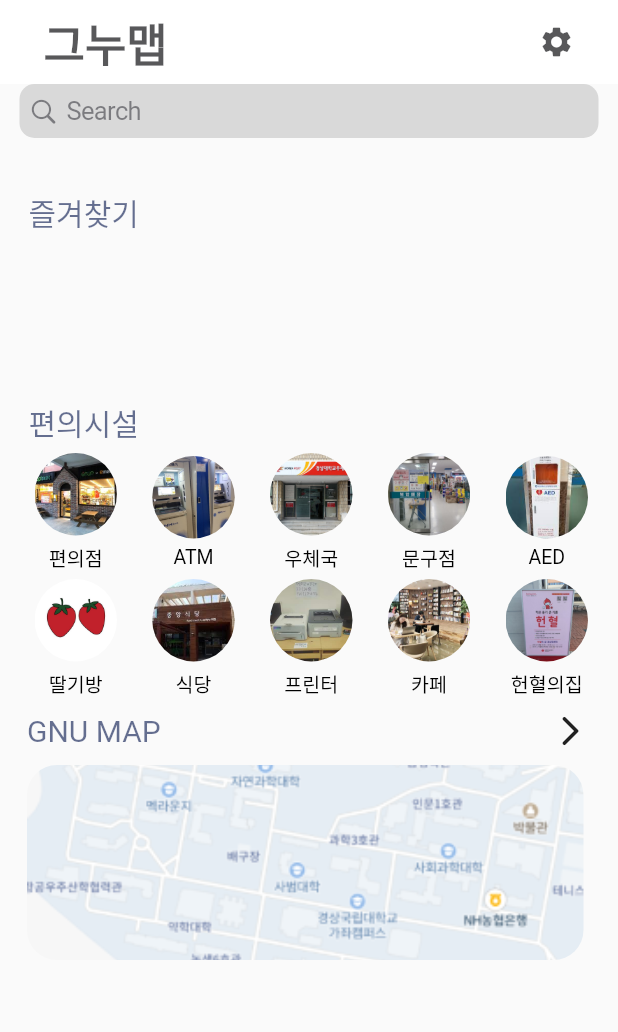
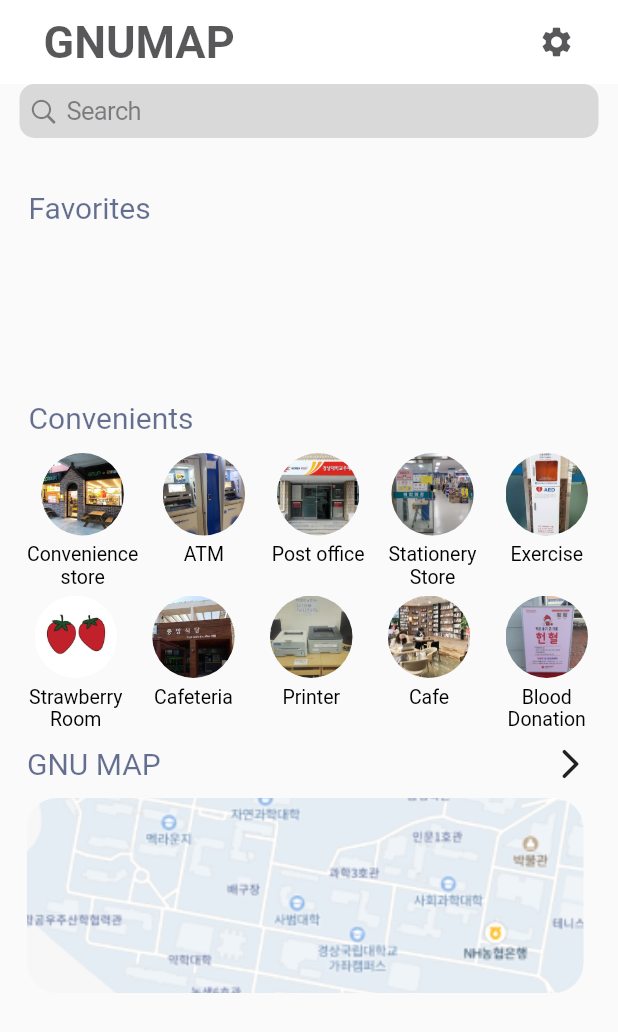
Before and after one commit to Soyuly/GNUMAP-front, a Flutter app: the screen it shows after launch, on a phone screen of 412 x 824 dp. Shown: the top 1032 px of the screen. Run offline on Flutter 3.47's test engine with Material 2 defaults, Android fonts, the phone set to English and light mode, and no system bars; our stand-ins replace easy_localization, fluttertoast, like_button, location, sliding_up_panel, sqflite; missing offline and left inert: flutter_inappwebview; accounts and stored records are empty; Roboto replaces fonts that are missing (AppleSDGothicNeo).

Commit message:
언어지원

```diff
--- a/assets/translations/en-US.json
+++ b/assets/translations/en-US.json
@@ -2,13 +2,22 @@
     "gnumap" : "GNUMAP",
     "favorites" : "Favorites",
     "convenient" : "Convenients",
-    "convenient_store" : "Conveniencestore",
-    "atm" : "ATM",
-    "post_office" : "Post office",
-    "stationery_store" : "Stationery Store",
+    "convenient_store" : "Convenience\nstore",
+    "atm" : "ATM\n",
+    "post_office" : "Post office\n",
+    "stationery_store" : "Stationery\nStore",
     "map" : "GNU MAP",
     "distance" : "Distance",
     "time" : "Time",
+    "loading" : "loading...",
+
+    "exercise" : "Exercise\n",
+    "strawberry" : "Strawberry\nRoom",
+    "cafeteria" : "Cafeteria\n",
+    "printer" : "Printer\n",
+    "cafe" : "Cafe\n",
+    "blood" : "Blood\nDonation",
+
 
 
     "display_setting" : "Set screen mode",
@@ -20,8 +29,13 @@
     "go_to_location" : "Location Permissions Settings Shortcuts",
     "revise_setting" : "Send inquiries",
     "revise_description" : "You can contact the developer if there is an application failure or incorrect information.",
-    "go_to_revise" : "Send inquiries"
+    "go_to_revise" : "Send inquiries",
 
-
+    "network_error_title" : "The network connection is unstable.",
+    "netowrk_error" : "Please check the network connection status.",
+    "search_error_title" : "No buildings corresponding to the search term.",
+    "search_error" : "Please enter a valid search term",
+    "server_error_title" : "The server is unstable.",
+    "server_error" : "Please try again in a momentarily."
 
     }
--- a/assets/translations/ko-KR.json
+++ b/assets/translations/ko-KR.json
@@ -6,10 +6,17 @@
 "atm" : "ATM",
 "post_office" : "우체국",
 "stationery_store" : "문구점",
+
+"exercise" : "운동",
+"strawberry" : "딸기방",
+"cafeteria" : "식당",
+"printer" : "프린터",
+"cafe" : "카페",
+"blood" : "헌혈의 집",
 "map" : "GNU MAP",
 "distance" : "소요거리",
 "time" : "소요시간",
-
+"loading" : "로딩중입니다....",
 
 "display_setting" : "화면모드 설정",
 "display_description" : "라이트모드와 다크모드를 설정할 수 있습니다.",
@@ -20,8 +27,14 @@
 "go_to_location" : "위치권한 설정 바로가기",
 "revise_setting" : "문의사항 보내기",
 "revise_description" : "어플의 장애나, 잘못된 정보가 있을경우 개발자한테 연락할 수 있습니다.",
-"go_to_revise" : "문의사항 보내기"
+"go_to_revise" : "문의사항 보내기",
 
+"network_error_title" : "네트워크 연결상태가 불안정합니다.",
+"netowrk_error" : "네트워크 연결상태를 확인해주세요.",
+"search_error_title" : "검색어에 해당하는 건물이 없습니다.",
+"search_error" : "올바른 검색어를 입력해주세요",
+"server_error_title" : "서버가 불안정합니다.",
+"server_error" : "잠시 후에 다시 시도해주세요."
 
 
 }
--- a/lib/CImages.dart
+++ b/lib/CImages.dart
@@ -1,4 +1,5 @@
 import 'package:flutter/material.dart';
+import 'package:easy_localization/easy_localization.dart';
 
 class ConvenientItems_top extends StatelessWidget {
   const ConvenientItems_top({Key? key}) : super(key: key);
@@ -25,7 +26,8 @@ class ConvenientItems_top extends StatelessWidget {
                     borderRadius: BorderRadius.circular(50),
                   )),
             ),
-            Text('편의점',
+            Text(tr('convenient_store'),
+                textAlign: TextAlign.center,
                 style: TextStyle(
                     fontSize: 13,
                     color: Colors.black,
@@ -51,7 +53,8 @@ class ConvenientItems_top extends StatelessWidget {
                     borderRadius: BorderRadius.circular(50),
                   )),
             ),
-            Text('ATM',
+            Text(tr('atm'),
+                textAlign: TextAlign.center,
                 style: TextStyle(
                     fontSize: 13,
                     color: Colors.black,
@@ -77,7 +80,7 @@ class ConvenientItems_top extends StatelessWidget {
                     borderRadius: BorderRadius.circular(50),
                   )),
             ),
-            Text('우체국',
+            Text(tr('post_office'),
                 style: TextStyle(
                     fontSize: 13,
                     color: Colors.black,
@@ -103,7 +106,8 @@ class ConvenientItems_top extends StatelessWidget {
                     borderRadius: BorderRadius.circular(50),
                   )),
             ),
-            Text('문구점',
+            Text(tr('stationery_store'),
+                textAlign: TextAlign.center,
                 style: TextStyle(
                     fontSize: 13,
                     color: Colors.black,
@@ -129,7 +133,8 @@ class ConvenientItems_top extends StatelessWidget {
                     borderRadius: BorderRadius.circular(50),
                   )),
             ),
-            Text('AED',
+            Text(tr('exercise'),
+                textAlign: TextAlign.center,
                 style: TextStyle(
                     fontSize: 13,
                     color: Colors.black,
@@ -165,7 +170,8 @@ class ConvenientItems_bottom extends StatelessWidget {
                     borderRadius: BorderRadius.circular(50),
                   )),
             ),
-            Text('딸기방',
+            Text(tr('strawberry'),
+                textAlign: TextAlign.center,
                 style: TextStyle(
                     fontSize: 13,
                     color: Colors.black,
@@ -191,7 +197,7 @@ class ConvenientItems_bottom extends StatelessWidget {
                     borderRadius: BorderRadius.circular(50),
                   )),
             ),
-            Text('식당',
+            Text(tr('cafeteria'),
                 style: TextStyle(
                     fontSize: 13,
                     color: Colors.black,
@@ -217,7 +223,8 @@ class ConvenientItems_bottom extends StatelessWidget {
                     borderRadius: BorderRadius.circular(50),
                   )),
             ),
-            Text('프린터',
+            Text(tr('printer'),
+                textAlign: TextAlign.center,
                 style: TextStyle(
                     fontSize: 13,
                     color: Colors.black,
@@ -243,7 +250,8 @@ class ConvenientItems_bottom extends StatelessWidget {
                     borderRadius: BorderRadius.circular(50),
                   )),
             ),
-            Text('카페',
+            Text(tr('cafe'),
+                textAlign: TextAlign.center,
                 style: TextStyle(
                     fontSize: 13,
                     color: Colors.black,
@@ -269,7 +277,8 @@ class ConvenientItems_bottom extends StatelessWidget {
                     borderRadius: BorderRadius.circular(50),
                   )),
             ),
-            Text('헌혈의집',
+            Text(tr('blood'),
+                textAlign: TextAlign.center,
                 style: TextStyle(
                     fontSize: 13,
                     color: Colors.black,
--- a/lib/mainpage.dart
+++ b/lib/mainpage.dart
@@ -1,7 +1,7 @@
 import 'package:flutter/material.dart';
 import 'package:flutter/cupertino.dart';
 import 'package:location/location.dart';
-
+import 'package:easy_localization/easy_localization.dart';
 import 'package:gnumap/CImages.dart';
 import 'package:gnumap/gnuMap.dart';
 import 'package:gnumap/pathInfo.dart';
@@ -40,7 +40,7 @@ class _MainPageState extends State<MainPage> {
             mainAxisAlignment: MainAxisAlignment.spaceBetween,
             children: [
               Container(
-                child: Text('그누맵',
+                child: Text(tr('gnumap'),
                     style: TextStyle(
                       fontSize: 30,
                       color: Color.fromRGBO(13, 13, 16, 0.69),
@@ -70,7 +70,7 @@ class _MainPageState extends State<MainPage> {
                           builder:
                               (BuildContext context, AsyncSnapshot snapshot) {
                             if (snapshot.hasData == false) {
-                              return Container(child: Text('로딩중임'));
+                              return Container(child: Text(tr('loading')));
                             }
                             //error가 발생하게 될 경우 반환하게 되는 부분
                             else if (snapshot.hasError) {
@@ -97,7 +97,9 @@ class _MainPageState extends State<MainPage> {
                                           print('삭제');
                                           await _historyHelper.remove(
                                               _histories[index]['name']);
-                                          await _getHistories();
+                                          setState(() {
+                                            _getHistories();
+                                          });
                                         },
                                         onPressed: () async {
                                           await Navigator.push(
@@ -201,7 +203,7 @@ class FavoriteTitle extends StatelessWidget {
   Widget build(BuildContext context) {
     return Container(
       margin: EdgeInsets.fromLTRB(6, 0, 0, 0),
-      child: Text('즐겨찾기',
+      child: Text(tr('favorites'),
           style: TextStyle(
               fontSize: 20,
               color: Color.fromRGBO(0, 16, 72, 0.6),
@@ -292,7 +294,7 @@ class ConvenientTitle extends StatelessWidget {
   Widget build(BuildContext context) {
     return Container(
       margin: EdgeInsets.fromLTRB(6, 10, 0, 0),
-      child: Text('편의시설',
+      child: Text(tr('convenient'),
           style: TextStyle(
               fontSize: 20,
               color: Color.fromRGBO(0, 16, 72, 0.6),
@@ -313,7 +315,7 @@ class GnumapTitle extends StatelessWidget {
       child: Container(
         child:
             Row(mainAxisAlignment: MainAxisAlignment.spaceBetween, children: [
-          Text('GNU MAP',
+          Text(tr('map'),
               style: TextStyle(
                   fontSize: 20,
                   color: Color.fromRGBO(0, 16, 72, 0.6),
```
Also changed, not shown: lib/models/db.dart (+5 -3 lines), lib/pathInfo.dart (+7 -6 lines).
